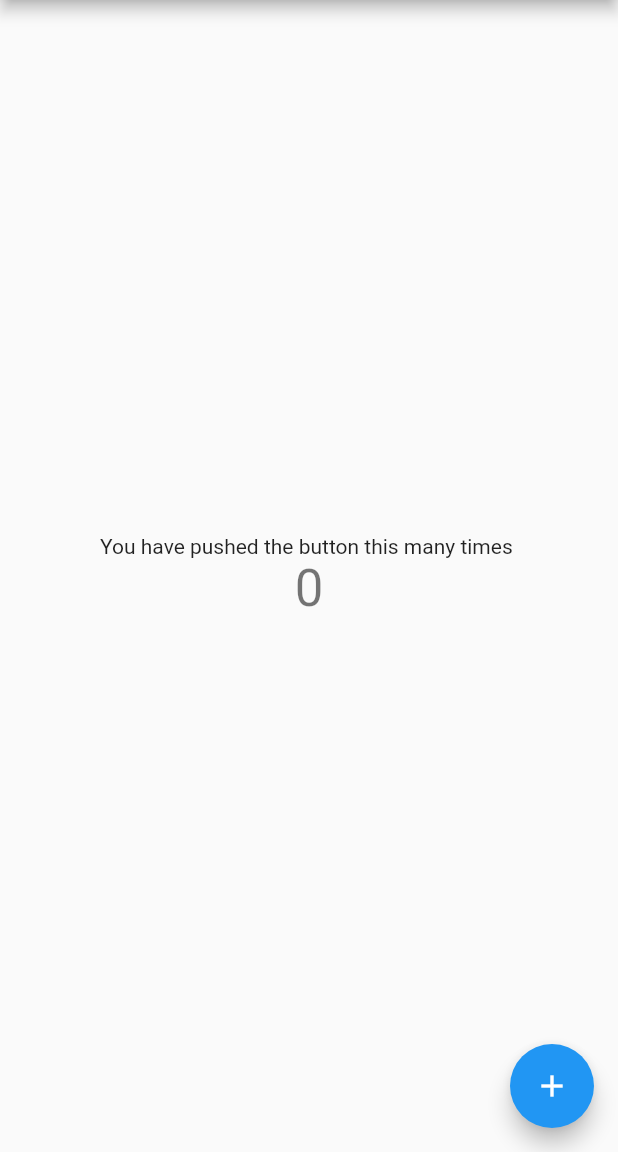
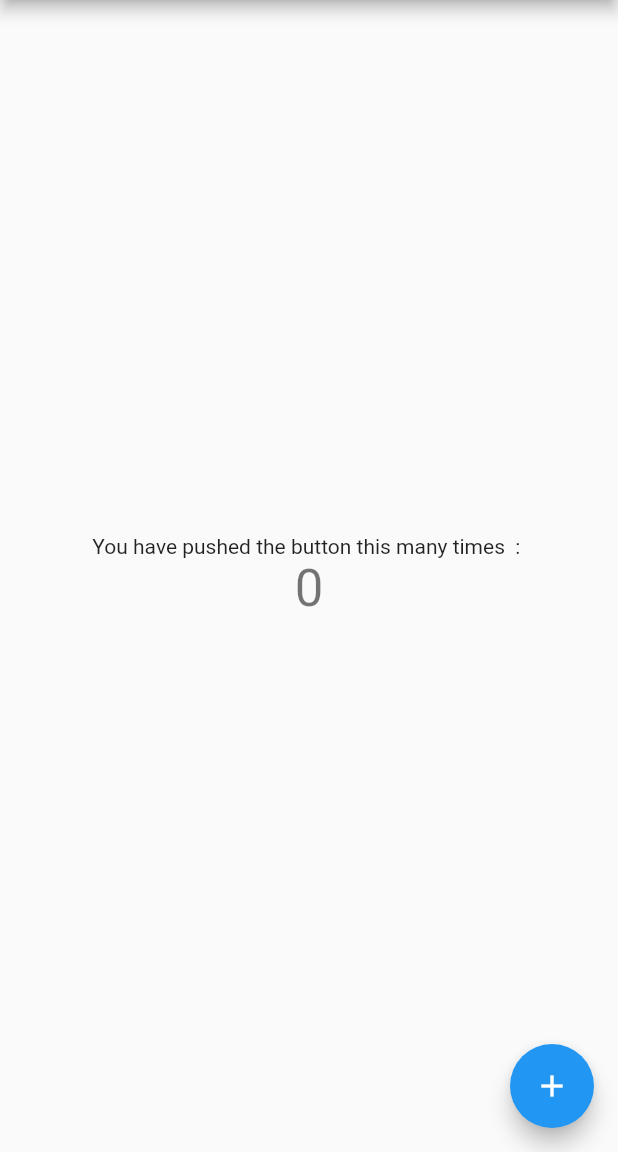
Before and after one commit to jayantrathi11/todoey, a Flutter app: the screen it shows after launch, on a phone screen of 412 x 824 dp, the part 84-1236 px from its top. Run offline on Flutter 3.47's test engine with Material 2 defaults, Android fonts, the phone set to English and light mode, and no system bars.

```diff
--- a/lib/main.dart
+++ b/lib/main.dart
@@ -96,7 +96,7 @@ class _MyHomePageState extends State<MyHomePage> {
           mainAxisAlignment: MainAxisAlignment.center,
           children: <Widget>[
             const Text(
-              'You have pushed the button this many times ',
+              'You have pushed the button this many times  : ',
             ),
             Text(
               '$_counter',
```
